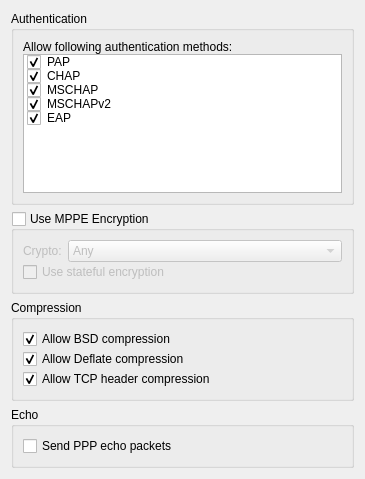
The window that vpn/pptp/pptpadvanced.ui (KDE/plasma-nm) describes before a commit, drawn with Qt 5.
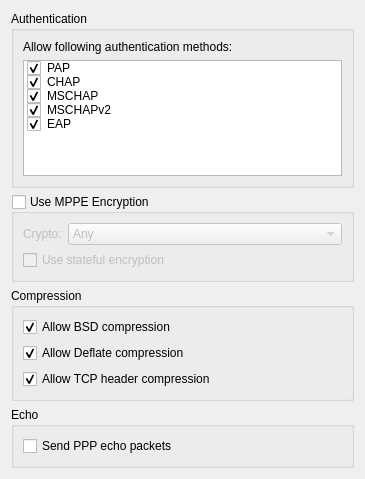
The same window after the commit.

Diff of the .ui file:
```diff
--- a/vpn/pptp/pptpadvanced.ui
+++ b/vpn/pptp/pptpadvanced.ui
@@ -18,7 +18,7 @@
      </property>
      <layout class="QFormLayout" name="formLayout">
       <property name="verticalSpacing">
-       <number>0</number>
+       <number>6</number>
       </property>
       <item row="0" column="0">
        <widget class="QLabel" name="lbl_auth">
@@ -98,7 +98,7 @@
      </property>
      <layout class="QFormLayout" name="formLayout_2">
       <property name="verticalSpacing">
-       <number>0</number>
+       <number>5</number>
       </property>
       <item row="0" column="0">
        <widget class="QLabel" name="lbl_MMPEcrypto">
@@ -167,7 +167,7 @@
        <set>Qt::AlignLeading|Qt::AlignLeft|Qt::AlignVCenter</set>
       </property>
       <property name="verticalSpacing">
-       <number>0</number>
+       <number>6</number>
       </property>
       <item row="0" column="0">
        <widget class="QCheckBox" name="cb_BSD">
```
Left out of the diff: 2 changed lines with no effect on the pictures.
